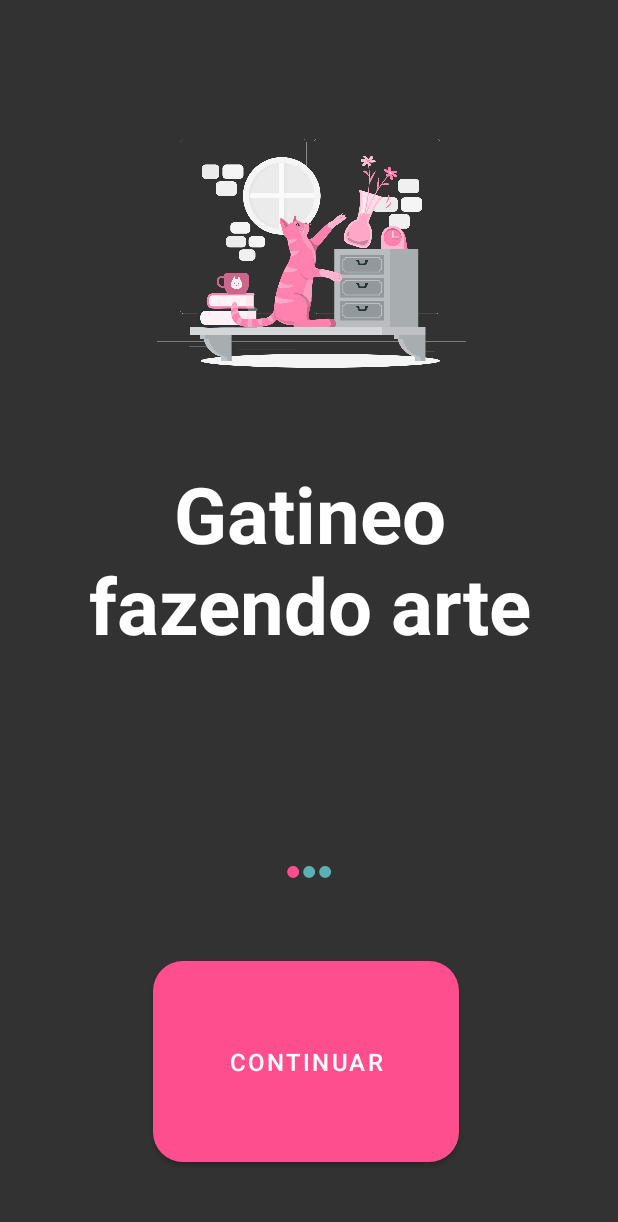
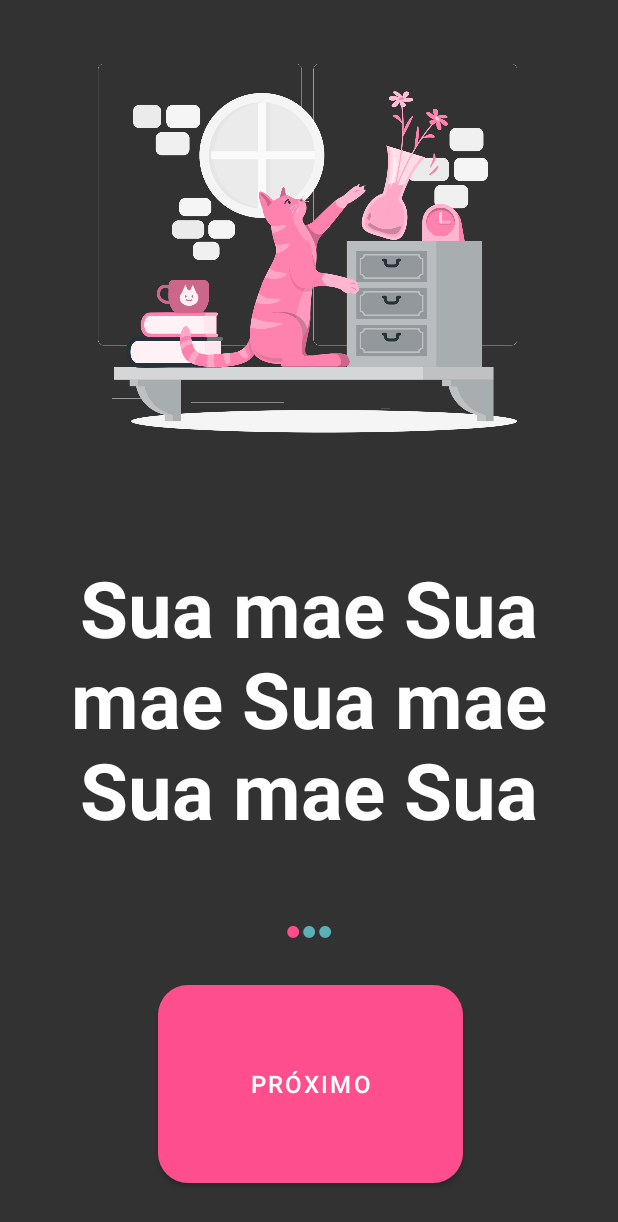
Before and after one commit to ETS-Android1/miaudota, an Android app: the screen it shows after launch (MainActivity before the commit, IntrosFirstTime after it), on a phone screen of 412 x 824 dp. Shown: the top 1222 px of the screen. Run offline under Robolectric (Android 15) with nearby library versions, the phone set to English and light mode, and no system bars; our stand-ins replace Firebase (no records; nobody signed in at launch, a user with empty details on screens opened directly).

Commit message:
CHANGE: ajustes ao abrir aplicativo, deslogando usuario ao clicar em volta, ajuste slider

```diff
--- a/app/src/main/AndroidManifest.xml
+++ b/app/src/main/AndroidManifest.xml
@@ -22,11 +22,13 @@
             android:name=".RegisterUser"
             android:exported="false" />
         <activity
+            android:name=".IntrosFirstTime"
+            android:exported="false" />
+        <activity
             android:name=".MainActivity"
             android:exported="true">
             <intent-filter>
                 <action android:name="android.intent.action.MAIN" />
-
                 <category android:name="android.intent.category.LAUNCHER" />
             </intent-filter>
         </activity>
--- /dev/null
+++ b/app/src/main/java/com/paulo/miaudota/IntrosFirstTime.java
@@ -0,0 +1,131 @@
+package com.paulo.miaudota;
+
+import android.content.Intent;
+import android.content.SharedPreferences;
+import android.os.Bundle;
+import android.text.Html;
+import android.util.Log;
+import android.view.View;
+import android.widget.Button;
+import android.widget.LinearLayout;
+import android.widget.TextView;
+
+import androidx.appcompat.app.AppCompatActivity;
+import androidx.viewpager.widget.ViewPager;
+
+import com.google.firebase.auth.FirebaseAuth;
+import com.google.firebase.auth.FirebaseUser;
+
+public class IntrosFirstTime extends AppCompatActivity implements View.OnClickListener {
+
+        private ViewPager mSlideViewPager;
+        private LinearLayout mDotLayout;
+        private TextView[] mDots;
+        private SliderAdapter adapter;
+        private Button btnIntro;
+
+        private SharedPreferences prefs;
+
+        private FirebaseAuth mAuth;
+
+        private int mCurrentPage;
+
+        @Override
+        protected void onCreate(Bundle savedInstanceState) {
+
+            super.onCreate(savedInstanceState);
+            setContentView(R.layout.activity_intros_first_time);
+
+            mSlideViewPager = findViewById(R.id.viewP2);
+            mDotLayout = findViewById(R.id.dots_container);
+
+            adapter = new SliderAdapter(this);
+            mSlideViewPager.setAdapter(adapter);
+
+            addDotsIndicator(0);
+
+            mSlideViewPager.addOnPageChangeListener(viewListener);
+
+            btnIntro = findViewById(R.id.btnIntro);
+            btnIntro.setOnClickListener(this);
+
+        }
+
+        @Override
+        public void onStart() {
+            super.onStart();
+            try {
+                // Check if user is signed in (non-null) and update UI accordingly.
+                FirebaseUser currentUser = mAuth.getCurrentUser();
+                updateUI(currentUser);
+            } catch (Exception e) {
+                // Google Sign In failed, update UI appropriately
+                Log.w("userErrorOnStart", "Check failed: ", e);
+            }
+
+        }
+
+        public void addDotsIndicator(int position){
+            mDots = new TextView[3];
+            mDotLayout.removeAllViews();
+
+            for(int i = 0;i<mDots.length;i++){
+                mDots[i] = new TextView(this);
+                mDots[i].setText(Html.fromHtml("&#9679;"));
+                mDots[i].setTextSize(18);
+                mDots[i].setTextColor(getResources().getColor(R.color.bluecachorro));
+
+                mDotLayout.addView(mDots[i]);
+            }
+
+            if(mDots.length > 0){
+                mDots[position].setTextColor(getResources().getColor(R.color.rosinha));
+
+                if(mDots[position] == mDots[1]){
+                    btnIntro.setText("Próximo");
+                }
+                else if(mDots[position] == mDots[2]){
+                    btnIntro.setText("Continuar para o app");
+                }
+
+            }
+
+        }
+
+        ViewPager.OnPageChangeListener viewListener = new ViewPager.OnPageChangeListener() {
+            @Override
+            public void onPageScrolled(int position, float positionOffset, int positionOffsetPixels) {
+
+            }
+
+            @Override
+            public void onPageSelected(int position) {
+                addDotsIndicator(position);
+                mCurrentPage = position;
+            }
+
+            @Override
+            public void onPageScrollStateChanged(int state) {
+
+            }
+        };
+
+        public void onClick(View v) {
+            if(v.getId() == R.id.btnIntro){
+                if(mCurrentPage != 2){
+                    mSlideViewPager.setCurrentItem(mCurrentPage+1);
+                }
+                else{
+                    startActivity(new Intent(IntrosFirstTime.this, WelcomeScreen.class));
+                }
+            }
+        }
+
+        private void updateUI(FirebaseUser user) {
+            if(user != null){
+                startActivity(new Intent(IntrosFirstTime.this, Profile.class));
+            }
+        }
+
+
+}
--- a/app/src/main/java/com/paulo/miaudota/MainActivity.java
+++ b/app/src/main/java/com/paulo/miaudota/MainActivity.java
@@ -1,106 +1,38 @@
 package com.paulo.miaudota;
 
 import androidx.appcompat.app.AppCompatActivity;
-import androidx.viewpager2.widget.ViewPager2;
 
 import android.content.Intent;
+import android.content.SharedPreferences;
 import android.os.Bundle;
-import android.text.Html;
 import android.util.Log;
-import android.view.View;
-import android.widget.Button;
-import android.widget.LinearLayout;
-import android.widget.TextView;
 
-import com.google.android.gms.auth.api.signin.GoogleSignInAccount;
-import com.google.android.gms.common.api.ApiException;
-import com.google.firebase.auth.FirebaseAuth;
-import com.google.firebase.auth.FirebaseUser;
 
-public class MainActivity extends AppCompatActivity implements View.OnClickListener {
+public class MainActivity extends AppCompatActivity {
 
-    LinearLayout dotsLayout;
-    SliderAdapter adapter;
-    ViewPager2 pager2;
-    int list[];
-    TextView[] dots;
-    private FirebaseAuth mAuth;
+    private SharedPreferences prefs;
 
     @Override
     protected void onCreate(Bundle savedInstanceState) {
         super.onCreate(savedInstanceState);
         setContentView(R.layout.activity_main);
 
-        dotsLayout = findViewById(R.id.dots_container);
-        pager2 = findViewById(R.id.viewP2);
+        prefs = getSharedPreferences("com.opet.miaudota", MODE_PRIVATE);
+        if (prefs.getBoolean("firstrun", true)) {
+            prefs.edit().putBoolean("firstrun", false).apply();
+            startActivity(new Intent(MainActivity.this, IntrosFirstTime.class));
+        }
+        else{
+            startActivity(new Intent(MainActivity.this, WelcomeScreen.class));
+        }
+        Log.i("main", "onCreate fired");
 
-        list = new int[3];
-        list[0] = getResources().getColor(R.color.mainBackground);
-        list[1] = getResources().getColor(R.color.mainBackground);
-        list[2] = getResources().getColor(R.color.mainBackground);
-
-        adapter = new SliderAdapter(list);
-        pager2.setAdapter(adapter);
-
-        dots = new TextView[3];
-        dotsIndicator();
-
-        pager2.registerOnPageChangeCallback(new ViewPager2.OnPageChangeCallback() {
-            @Override
-            public void onPageSelected(int position) {
-                selectIndicator(position);
-                super.onPageSelected(position);
-            }
-        });
-
-        Button login = findViewById(R.id.btnLoginIntro);
-        login.setOnClickListener(this);
     }
 
     @Override
-    public void onStart() {
-        super.onStart();
-        try {
-            // Check if user is signed in (non-null) and update UI accordingly.
-            FirebaseUser currentUser = mAuth.getCurrentUser();
-            updateUI(currentUser);
-        } catch (Exception e) {
-            // Google Sign In failed, update UI appropriately
-            Log.w("userErrorOnStart", "Check failed: ", e);
-        }
-
-    }
-
-    private void selectIndicator(int position) {
-        for(int i=0;i<dots.length;i++){
-            if(i == position){
-                dots[i].setTextColor(getResources().getColor(R.color.rosinha));
-            }
-            else{
-                dots[i].setTextColor(getResources().getColor(R.color.bluecachorro));
-            }
-        }
-    }
-
-    private void dotsIndicator() {
-        for(int i = 0; i<dots.length;i++){
-            dots[i] = new TextView(this);
-            dots[i].setText(Html.fromHtml("&#9679;"));
-            dots[i].setTextSize(18);
-            dotsLayout.addView(dots[i]);
-        }
-    }
-
-    public void onClick(View v) {
-        if(v.getId() == R.id.btnLoginIntro){
-            startActivity(new Intent(MainActivity.this, WelcomeScreen.class));
-        }
-    }
-
-    private void updateUI(FirebaseUser user) {
-        if(user != null){
-            startActivity(new Intent(MainActivity.this, Profile.class));
-        }
+    protected void onResume(){
+        super.onResume();
+        super.onBackPressed();
     }
 
 }
--- a/app/src/main/java/com/paulo/miaudota/Profile.java
+++ b/app/src/main/java/com/paulo/miaudota/Profile.java
@@ -41,7 +41,7 @@ public class Profile extends AppCompatActivity implements View.OnClickListener{
         switch (v.getId()){
             case R.id.btnLogOut:
                 deslogar();
-                startActivity(new Intent(Profile.this, WelcomeScreen.class));
+                System.exit(0);
                 break;
         }
     }
@@ -57,7 +57,8 @@ public class Profile extends AppCompatActivity implements View.OnClickListener{
 
         if(counter == 2){
             deslogar();
-            super.onBackPressed();
+            finish();
+            System.exit(0);
             return;
         }
         else {
--- a/app/src/main/java/com/paulo/miaudota/SliderAdapter.java
+++ b/app/src/main/java/com/paulo/miaudota/SliderAdapter.java
@@ -1,42 +1,78 @@
 package com.paulo.miaudota;
 
+import android.content.Context;
 import android.view.LayoutInflater;
 import android.view.View;
 import android.view.ViewGroup;
+import android.widget.Button;
+import android.widget.ImageView;
+import android.widget.RelativeLayout;
+import android.widget.TextView;
 
 import androidx.annotation.NonNull;
 import androidx.recyclerview.widget.RecyclerView;
+import androidx.viewpager.widget.PagerAdapter;
 
-public class SliderAdapter extends RecyclerView.Adapter<SliderAdapter.MyViewHolder> {
+public class SliderAdapter extends PagerAdapter {
 
-    int list[];
+    Context context;
+    LayoutInflater layoutInflater;
 
-    public SliderAdapter(int[] list) {
-        this.list = list;
+    public SliderAdapter(Context context) {
+        this.context = context;
+    }
+
+    public int[] slide_images ={
+            R.drawable.intro1,
+            R.drawable.intro2,
+            R.drawable.adopt
+    };
+
+    public String[] slide_texts ={
+            "Sua mae Sua mae Sua mae Sua mae Sua mae Sua mae ",
+            "Otario Otario Otario Otario Otario Otario Otario Otario ",
+            "Essa fera meu Essa fera meu Essa fera meu Essa fera meu Essa fera meu Essa fera meu "
+    };
+
+    public String[] slide_btn_texts ={
+            "Próximo",
+            "Próximo",
+            "Continuar"
+    };
+
+    @Override
+    public int getCount() {
+        return slide_texts.length;
+    }
+
+    @Override
+    public boolean isViewFromObject(@NonNull View view, @NonNull Object o) {
+       return view == (RelativeLayout) o;
     }
 
     @NonNull
     @Override
-    public MyViewHolder onCreateViewHolder(@NonNull ViewGroup parent, int viewType) {
-        View view = LayoutInflater.from(parent.getContext()).inflate(R.layout.slider_item, parent,false);
-        return new MyViewHolder(view);
+    public Object instantiateItem(@NonNull ViewGroup container, int position) {
+
+        layoutInflater = (LayoutInflater) context.getSystemService(context.LAYOUT_INFLATER_SERVICE);
+        View view = layoutInflater.inflate(R.layout.slider_item, container,false);
+
+        ImageView slideImageView = (ImageView) view.findViewById(R.id.imageView);
+        TextView slidetext = (TextView) view.findViewById(R.id.textSlide);
+
+        slideImageView.setImageResource(slide_images[position]);
+        slidetext.setText(slide_texts[position]);
+
+
+        container.addView(view);
+
+        return view;
     }
 
     @Override
-    public void onBindViewHolder(@NonNull MyViewHolder holder, int position) {
-        holder.view.setBackgroundColor(list[position]);
-    }
+    public void destroyItem(@NonNull ViewGroup container, int position, @NonNull Object object) {
 
-    @Override
-    public int getItemCount() {
-        return list.length;
-    }
+        container.removeView((RelativeLayout)object);
 
-    public class MyViewHolder extends RecyclerView.ViewHolder {
-        View view;
-        public MyViewHolder(@NonNull View itemView) {
-            super(itemView);
-            view = itemView.findViewById(R.id.view_slider);
-        }
     }
 }
--- a/app/src/main/java/com/paulo/miaudota/WelcomeScreen.java
+++ b/app/src/main/java/com/paulo/miaudota/WelcomeScreen.java
@@ -13,6 +13,7 @@ import android.os.Bundle;
 import android.util.Log;
 import android.view.View;
 import android.widget.Button;
+import android.widget.Toast;
 
 import com.google.android.gms.auth.api.signin.GoogleSignIn;
 import com.google.android.gms.auth.api.signin.GoogleSignInAccount;
@@ -62,6 +63,7 @@ public class WelcomeScreen extends AppCompatActivity implements View.OnClickList
         switch (v.getId()){
             case R.id.btnRegisterWelcome:
                 startActivity(new Intent(WelcomeScreen.this, RegisterUser.class));
+                android.os.Process.killProcess(android.os.Process.myPid());
                 break;
             case R.id.btnLoginWelcome:
                 startActivity(new Intent(WelcomeScreen.this, Login.class));
@@ -124,4 +126,10 @@ public class WelcomeScreen extends AppCompatActivity implements View.OnClickList
             startActivity(new Intent(WelcomeScreen.this, Profile.class));
         }
     }
+
+    @Override
+    public void onBackPressed() {
+        android.os.Process.killProcess(android.os.Process.myPid());
+        System.exit(1);
+    }
 }
--- /dev/null
+++ b/app/src/main/res/layout/activity_intros_first_time.xml
@@ -0,0 +1,64 @@
+<?xml version="1.0" encoding="utf-8"?>
+<RelativeLayout xmlns:android="http://schemas.android.com/apk/res/android"
+    xmlns:app="http://schemas.android.com/apk/res-auto"
+    xmlns:tools="http://schemas.android.com/tools"
+    android:layout_width="match_parent"
+    android:layout_height="match_parent"
+    android:background="@color/mainBackground"
+    tools:context=".MainActivity">
+
+    <androidx.viewpager.widget.ViewPager
+        android:id="@+id/viewP2"
+        android:layout_width="match_parent"
+        android:layout_height="595dp"
+        android:layout_alignParentStart="true"
+        android:layout_alignParentTop="true"
+        android:layout_marginStart="0dp" />
+
+    <LinearLayout
+        android:id="@+id/dots_container"
+        android:layout_width="match_parent"
+        android:layout_height="wrap_content"
+        android:layout_below="@id/viewP2"
+        android:layout_centerHorizontal="true"
+        android:layout_marginTop="12dp"
+        android:gravity="center_vertical|center_horizontal"
+        android:orientation="horizontal" />
+
+
+    <Button
+        android:id="@+id/btnIntro"
+        android:layout_width="wrap_content"
+        android:layout_height="40dp"
+        android:layout_below="@+id/viewP2"
+        android:layout_alignParentStart="true"
+        android:layout_alignParentEnd="true"
+        android:layout_alignParentBottom="true"
+        android:layout_centerHorizontal="true"
+        android:layout_marginStart="105dp"
+        android:layout_marginTop="61dp"
+        android:layout_marginEnd="103dp"
+        android:layout_marginBottom="35dp"
+        android:background="@drawable/button_bg"
+        android:text="Próximo"
+        android:textColor="@color/white"
+        android:textSize="16sp"
+        android:visibility="visible" />
+
+<!--    <ProgressBar-->
+<!--        android:id="@+id/progressBarIntro"-->
+<!--        style="?android:attr/progressBarStyleLarge"-->
+<!--        android:layout_width="wrap_content"-->
+<!--        android:layout_height="wrap_content"-->
+<!--        app:layout_constraintBottom_toBottomOf="parent"-->
+<!--        app:layout_constraintEnd_toEndOf="parent"-->
+<!--        app:layout_constraintStart_toStartOf="parent"-->
+<!--        app:layout_constraintTop_toTopOf="parent"-->
+<!--        tools:ignore="MissingConstraints"-->
+<!--        android:indeterminate="true"-->
+<!--        android:indeterminateTintMode="src_atop"-->
+<!--        android:indeterminateTint="@color/bluecachorro"-->
+<!--        android:visibility="gone"/>-->
+
+
+</RelativeLayout>
--- a/app/src/main/res/layout/activity_main.xml
+++ b/app/src/main/res/layout/activity_main.xml
@@ -7,73 +7,25 @@
     android:background="@color/mainBackground"
     tools:context=".MainActivity">
 
-    <androidx.viewpager2.widget.ViewPager2
-        android:id="@+id/viewP2"
-        android:layout_width="match_parent"
-        android:layout_height="555dp"
-        android:layout_alignParentStart="true"
+    <ProgressBar
+        android:id="@+id/progressBarMain"
+        style="?android:attr/progressBarStyleLarge"
+        android:layout_width="wrap_content"
+        android:layout_height="wrap_content"
         android:layout_alignParentTop="true"
-        android:layout_marginStart="0dp" />
-
-    <LinearLayout
-        android:id="@+id/dots_container"
-        android:layout_width="match_parent"
-        android:layout_height="wrap_content"
-        android:layout_below="@id/viewP2"
-        android:layout_centerHorizontal="true"
-        android:layout_marginTop="12dp"
-        android:gravity="center_vertical|center_horizontal"
-        android:orientation="horizontal"/>
-
-
-    <Button
-        android:id="@+id/btnLoginIntro"
-        android:layout_width="wrap_content"
-        android:layout_height="41dp"
-        android:layout_below="@+id/viewP2"
-        android:layout_alignParentStart="true"
         android:layout_alignParentEnd="true"
-        android:layout_alignParentBottom="true"
-        android:layout_centerHorizontal="true"
-        android:layout_marginStart="102dp"
-        android:layout_marginTop="85dp"
-        android:layout_marginEnd="106dp"
-        android:layout_marginBottom="49dp"
-        android:background="@drawable/button_bg"
-        android:text="@string/continuar"
-        android:textColor="@color/white"
-        android:textSize="16sp"
-        android:visibility="visible" />
-
-    <!--    <Button-->
-<!--        android:id="@+id/btnLoginIntro"-->
-<!--        android:layout_width="0dp"-->
-<!--        android:layout_height="wrap_content"-->
-<!--        android:background="@drawable/button_bg"-->
-<!--        android:text="@string/continuar"-->
-<!--        android:textColor="@color/white"-->
-<!--        android:textSize="16sp"-->
-<!--        app:layout_constraintBottom_toBottomOf="parent"-->
-<!--        app:layout_constraintEnd_toEndOf="parent"-->
-<!--        app:layout_constraintStart_toStartOf="parent"-->
-<!--        app:layout_constraintTop_toTopOf="parent"-->
-<!--        app:layout_constraintVertical_bias="0.944"-->
-<!--        app:layout_constraintWidth_percent=".8" />-->
-
-<!--    <ProgressBar-->
-<!--        android:id="@+id/progressBarIntro"-->
-<!--        style="?android:attr/progressBarStyleLarge"-->
-<!--        android:layout_width="wrap_content"-->
-<!--        android:layout_height="wrap_content"-->
-<!--        app:layout_constraintBottom_toBottomOf="parent"-->
-<!--        app:layout_constraintEnd_toEndOf="parent"-->
-<!--        app:layout_constraintStart_toStartOf="parent"-->
-<!--        app:layout_constraintTop_toTopOf="parent"-->
-<!--        tools:ignore="MissingConstraints"-->
-<!--        android:indeterminate="true"-->
-<!--        android:indeterminateTintMode="src_atop"-->
-<!--        android:indeterminateTint="@color/bluecachorro"-->
-<!--        android:visibility="gone"/>-->
+        android:layout_centerInParent="true"
+        android:layout_marginTop="327dp"
+        android:layout_marginEnd="170dp"
+        android:indeterminate="true"
+        android:indeterminateTint="@color/bluecachorro"
+        android:indeterminateTintMode="src_atop"
+        android:visibility="visible"
+        app:layout_constraintBottom_toBottomOf="parent"
+        app:layout_constraintEnd_toEndOf="parent"
+        app:layout_constraintStart_toStartOf="parent"
+        app:layout_constraintTop_toTopOf="parent"
+        tools:ignore="MissingConstraints" />
 
 
 </RelativeLayout>
--- a/app/src/main/res/layout/slider_item.xml
+++ b/app/src/main/res/layout/slider_item.xml
@@ -8,30 +8,28 @@
     <View
         android:id="@+id/view_slider"
         android:layout_width="match_parent"
-        android:layout_height="match_parent" />
+        android:layout_height="match_parent"
+        android:layout_alignParentStart="true"
+        android:layout_alignParentTop="true" />
 
     <ImageView
         android:id="@+id/imageView"
-        android:layout_width="368dp"
-        android:layout_height="381dp"
-        android:layout_alignParentStart="true"
+        android:layout_width="389dp"
+        android:layout_height="468dp"
         android:layout_alignParentTop="true"
         android:layout_alignParentBottom="true"
         android:layout_centerHorizontal="true"
-        android:layout_marginStart="23dp"
-        android:layout_marginTop="70dp"
-        android:layout_marginBottom="279dp"
+        android:layout_marginTop="6dp"
+        android:layout_marginBottom="257dp"
         android:src="@drawable/intro1" />
 
     <TextView
-        android:id="@+id/createacc"
-        android:layout_width="367dp"
-        android:layout_height="wrap_content"
-        android:layout_alignParentStart="true"
+        android:id="@+id/textSlide"
+        android:layout_width="384dp"
+        android:layout_height="221dp"
         android:layout_alignParentBottom="true"
         android:layout_centerHorizontal="true"
-        android:layout_marginStart="23dp"
-        android:layout_marginBottom="97dp"
+        android:layout_marginBottom="24dp"
         android:padding="20dp"
         android:text="@string/msgIntro1"
         android:textAlignment="center"
```
